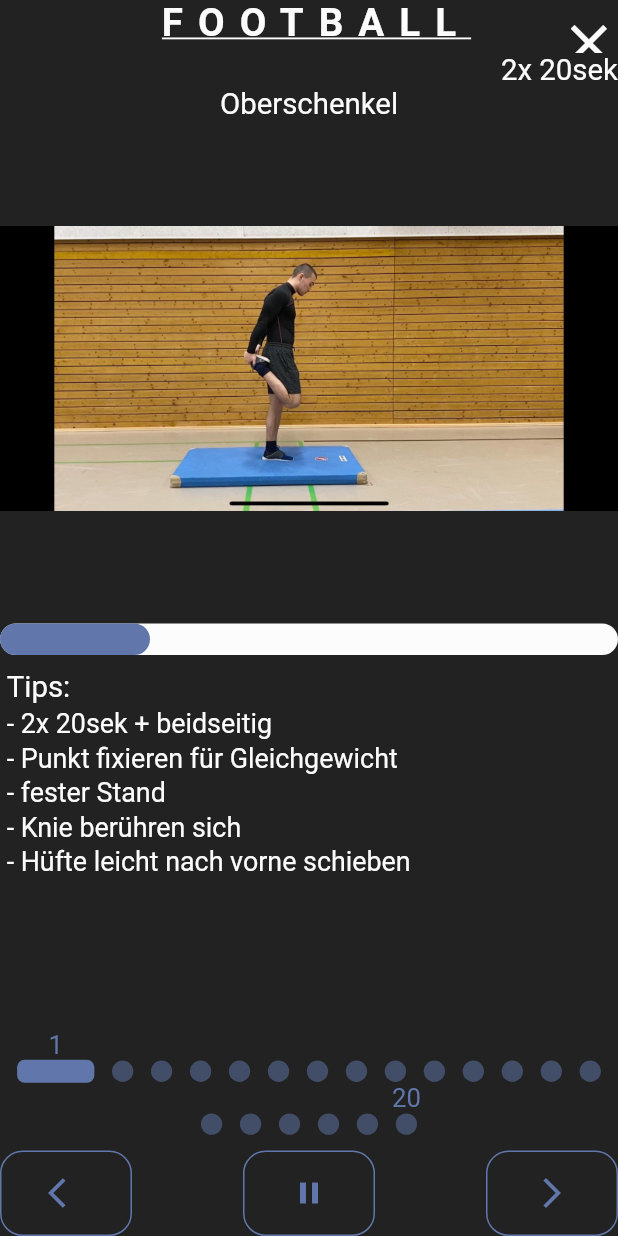
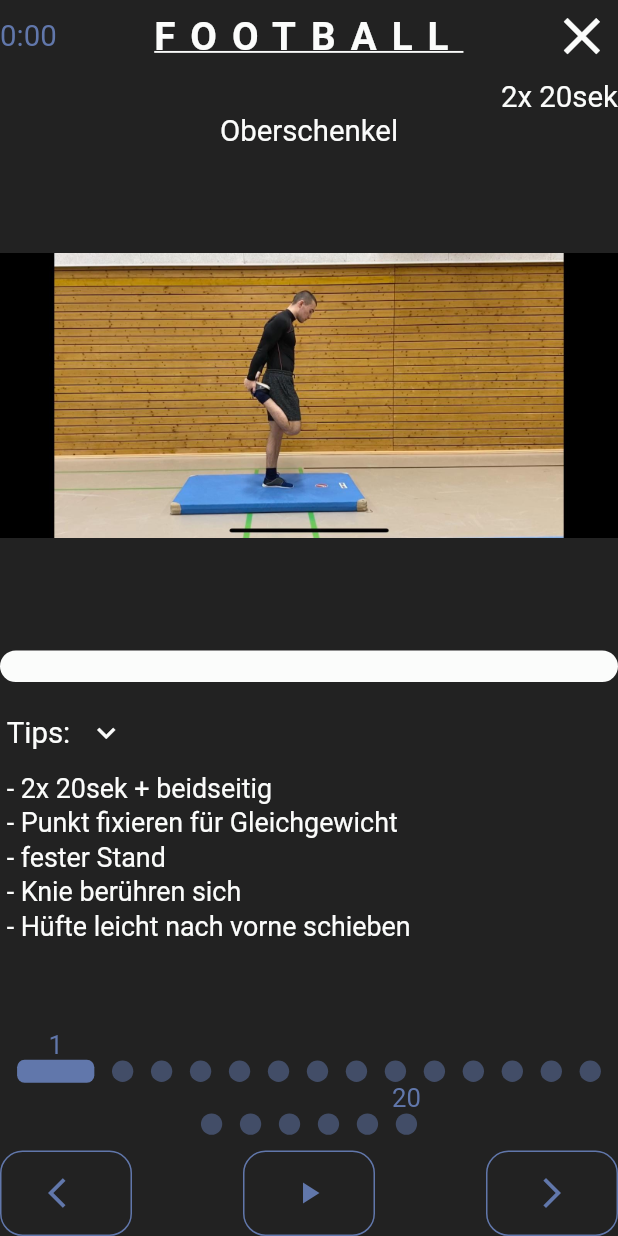
Before and after one commit to gioshara123/warm_up_app, a Flutter app: the screen it shows after launch, after a tap on "Football", on a phone screen of 412 x 824 dp. Run offline on Flutter 3.47's test engine with Material 2 defaults, Android fonts, the phone set to English and light mode, and no system bars; our stand-ins replace device_preview; missing offline and left inert: countdown.

Commit message:
I am almost finish!

```diff
--- /dev/null
+++ b/lib/enums/widget_state.dart
@@ -0,0 +1,4 @@
+enum WidgetState {
+  Default,
+  Changed,
+}
--- a/lib/pages/choose_sports_page.dart
+++ b/lib/pages/choose_sports_page.dart
@@ -1,11 +1,13 @@
 import 'package:flutter/material.dart';
 import 'package:provider/provider.dart';
 import 'package:wvs_warm_up/const.dart';
+import 'package:wvs_warm_up/models/device_information.dart';
 import 'package:wvs_warm_up/models/sport.dart';
 import 'package:wvs_warm_up/page_arguments/warm_up_page_arguments.dart';
 import 'package:wvs_warm_up/pages/warm_up_page.dart';
 import 'package:wvs_warm_up/providers/choose_sports_provider.dart';
 import 'package:wvs_warm_up/services/ui_services.dart';
+import 'package:wvs_warm_up/widgets/responsive_widget.dart';
 import 'package:wvs_warm_up/widgets/rounded_rectangle_text_field.dart';
 import '../const_exercise_information.dart';
 
@@ -36,28 +38,47 @@ class ChooseSportsPage extends StatelessWidget {
                     height: 10.0,
                   ),
                   Expanded(
-                    child: GridView.builder(
-                      itemCount: sports.length,
-                      gridDelegate: SliverGridDelegateWithFixedCrossAxisCount(
+                    child: provider.currentSportsList.isEmpty
+                        ? Center(
+                            child: Text(
+                              'KEIN ERGEBNIS!',
+                              style: TextStyle(
+                                  fontSize: cH1(actualDeviceSize.width),
+                                  color: cWHITE,
+                                  fontWeight: FontWeight.bold),
+                            ),
+                          )
+                        : GridView.builder(
+                            itemCount: provider.currentSportsList.length,
+                            gridDelegate:
+                                SliverGridDelegateWithFixedCrossAxisCount(
                                     crossAxisCount: 2,
                                     childAspectRatio: 2 / 1,
                                     crossAxisSpacing: 10.0,
                                     mainAxisSpacing: 10.0),
                             itemBuilder: (context, index) {
-                        final Sport sport = sports[index];
-                        final Function onSportCardPressed = () =>
-                            Navigator.pushNamed(context, AnimatedWarmUpPageWidget.ID,
-                                arguments: WarmUpPageArguments(sport: sport));
+                              final Sport sport =
+                                  provider.currentSportsList[index];
+                              final Function onSportCardPressed = () async {
+                                provider.resetCurrentSportsList();
+                                provider.textEditingController.clear();
+                                FocusScope.of(context).unfocus();
+                                Navigator.pushNamed(
+                                    context, AnimatedWarmUpPageWidget.ID,
+                                    arguments:
+                                        WarmUpPageArguments(sport: sport));
+                              };
+
                               if (index % 2 == 0) {
                                 return InkWell(
                                     onTap: onSportCardPressed,
-                              child: _sportCardIconTextBuilder(
-                                  sport, _sportNameStyle, actualDeviceSize));
+                                    child: _sportCardIconTextBuilder(sport,
+                                        _sportNameStyle, actualDeviceSize));
                               }
                               return InkWell(
                                   onTap: onSportCardPressed,
-                            child: _sportCardTextIconBuilder(
-                                sport, _sportNameStyle, actualDeviceSize));
+                                  child: _sportCardTextIconBuilder(sport,
+                                      _sportNameStyle, actualDeviceSize));
                             },
                           ),
                   )
@@ -124,7 +145,9 @@ class ChooseSportsPage extends StatelessWidget {
         borderRadius: BorderRadius.circular(9.0),
         color: cWHITE,
       ),
-      child: Row(
+      child: ResponsiveWidget(
+          uiBuilder: (context, DeviceInformation deviceInformation) {
+        return Row(
           children: <Widget>[
             Container(
               margin: const EdgeInsets.all(5.0),
@@ -139,14 +162,20 @@ class ChooseSportsPage extends StatelessWidget {
             SizedBox(
               width: 2.0,
             ),
-          Expanded(
+            Container(
+              width: deviceInformation.localWidgetSize.width / 2,
+              child: FittedBox(
+                fit: BoxFit.fitWidth,
                 child: Text(
                   '${sport.name}',
                   textAlign: TextAlign.center,
                   style: sportNameStyle,
-          )),
+                ),
+              ),
+            ),
           ],
-      ),
+        );
+      }),
     );
   }
 
@@ -157,17 +186,22 @@ class ChooseSportsPage extends StatelessWidget {
         borderRadius: BorderRadius.circular(9.0),
         color: cWHITE,
       ),
-      child: Row(
+      child: ResponsiveWidget(
+          uiBuilder: (context, DeviceInformation deviceInformation) {
+        return Row(
           children: <Widget>[
-          Expanded(
+            SizedBox(
+              width: 2.0,
+            ),
+            Container(
+              width: deviceInformation.localWidgetSize.width / 2,
+              child: FittedBox(
                 child: Text(
                   '${sport.name}',
                   textAlign: TextAlign.center,
                   style: sportNameStyle,
                 ),
               ),
-          SizedBox(
-            width: 2.0,
             ),
             Container(
               margin: const EdgeInsets.all(5.0),
@@ -179,12 +213,9 @@ class ChooseSportsPage extends StatelessWidget {
                 image: AssetImage('${sport.imageLocalPath}'),
               )),
             ),
-//          Padding(
-//            padding: const EdgeInsets.all(8.0),
-//            child: Image.asset('${sport.imageLocalPath}'),
-//          ),
           ],
-      ),
+        );
+      }),
     );
   }
 }
--- a/lib/pages/warm_up_page.dart
+++ b/lib/pages/warm_up_page.dart
@@ -8,6 +8,7 @@ import 'package:wvs_warm_up/models/exercises.dart';
 import 'package:wvs_warm_up/page_arguments/warm_up_page_arguments.dart';
 import 'package:wvs_warm_up/providers/warm_up_provider.dart';
 import 'package:wvs_warm_up/services/ui_services.dart';
+import 'package:wvs_warm_up/tabs/warm_up_tab.dart';
 import 'package:wvs_warm_up/widgets/rounded_icon_button.dart';
 
 class WarmUpPage extends StatelessWidget {
@@ -30,26 +31,46 @@ class WarmUpPage extends StatelessWidget {
         ),
         letterSpacing: 10.0,
         fontWeight: FontWeight.bold,
-      decoration: TextDecoration.underline
+        decoration: TextDecoration.underline);
+
+    final TextStyle timerValueTextStyle = TextStyle(
+      fontSize: cH2(actualDeviceSize.width),
+      color: cSECONDARY_COLOR,
     );
     return ChangeNotifierProvider<WarmUpProvider>(
-      create: (BuildContext context) =>
-          WarmUpProvider(tickerProviderStateMixin: tickerProviderStateMixin, exercises: exercises, context: context),
+      create: (BuildContext context) => WarmUpProvider(
+          tickerProviderStateMixin: tickerProviderStateMixin,
+          exercises: exercises,
+          context: context),
       child: Consumer<WarmUpProvider>(builder: (context, provider, _) {
         return Scaffold(
-          body: Stack(
-            children: <Widget>[
-              Align(
-                alignment: Alignment.topRight,
-                child: IconButton(onPressed: () => Navigator.pop(context), icon: Icon(Icons.close,color: cWHITE, size: actualDeviceSize.width * 1/10,),
-                ),
-              ),
-              Column(
+          body: Column(
             children: <Widget>[
               SafeArea(
+                child: Row(
+                  mainAxisAlignment: MainAxisAlignment.spaceBetween,
+                  children: <Widget>[
+                    Text(
+                      '${provider.timerValue}',
+                      style: timerValueTextStyle,
+                    ),
+                    Align(
+                      alignment: Alignment.center,
                       child: Text(
                         '$sportName'.toUpperCase(),
                         style: primaryTextStyle,
+                      ),
+                    ),
+                    IconButton(
+                      padding: const EdgeInsets.all(0),
+                      onPressed: () => Navigator.pop(context),
+                      icon: Icon(
+                        Icons.close,
+                        color: cWHITE,
+                        size: actualDeviceSize.width * 1 / 10,
+                      ),
+                    ),
+                  ],
                 ),
               ),
               SizedBox(
@@ -123,16 +144,23 @@ class WarmUpPage extends StatelessWidget {
                       Icons.arrow_back_ios,
                       color: cSECONDARY_COLOR,
                     ),
-                        onPressed: () => provider.onNextExerciseChange(),
+                    onPressed: () => provider.onPreviousExerciseChange(),
                   ),
-                     provider.currentWarmUpMode == WarmUpMode.withTime ?
-                      RoundedIconButton(
+                  provider.currentWarmUpMode == WarmUpMode.withTime
+                      ? RoundedIconButton(
                           icon: Icon(
-                          Icons.pause,
+                            provider.timerSubscription == null ||
+                                    provider.timerSubscription.isPaused
+                                ? Icons.play_arrow
+                                : Icons.pause,
                             color: cSECONDARY_COLOR,
                           ),
-                        onPressed: () {},
-                      ) : Container(),
+                          onPressed: provider.timerSubscription == null ||
+                                  provider.timerSubscription.isPaused
+                              ? () => provider.onTimerRun()
+                              : () => provider.onTimerPause(),
+                        )
+                      : Container(),
                   RoundedIconButton(
                     icon: Icon(
                       Icons.arrow_forward_ios,
@@ -142,8 +170,6 @@ class WarmUpPage extends StatelessWidget {
                   ),
                 ],
               )
-                ],
-              ),
             ],
           ),
         );
@@ -178,95 +204,6 @@ class WarmUpPage extends StatelessWidget {
   }
 }
 
-class WarmUpTab extends StatelessWidget {
-  final Exercise exercise;
-  final int exerciseLength;
-  final WarmUpProvider provider;
-
-  const WarmUpTab({Key key, this.exercise, this.exerciseLength, this.provider})
-      : super(key: key);
-  @override
-  Widget build(BuildContext context) {
-    final Size actualDeviceSize = getActualDeviceSize(MediaQuery.of(context));
-    final TextStyle secondaryTextStyle = TextStyle(
-        color: cWHITE,
-        fontSize: cH2(
-          actualDeviceSize.width,
-        ));
-    final TextStyle tertiaryTextStyle = TextStyle(
-        color: cWHITE,
-        fontSize: cPAR(
-          actualDeviceSize.width,
-        ));
-    return Scaffold(
-      body: SingleChildScrollView(
-        child: Container(
-          child: Column(
-            children: <Widget>[
-              Align(
-                  alignment: Alignment.centerRight,
-                  child: Text('${exercise.exerciseRepetition}',
-                      style: secondaryTextStyle)),
-              Text(
-                '${exercise.exerciseName}',
-                style: secondaryTextStyle,
-              ),
-              Container(
-                width: actualDeviceSize.width,
-                height: actualDeviceSize.height * 1 / 2.5,
-                decoration: BoxDecoration(
-                  image: DecorationImage(
-                    image: AssetImage('${exercise.exerciseGif}'),
-                    fit: BoxFit.fitWidth,
-                  ),
-                ),
-              ),
-              SizedBox(
-                height: 5.0,
-              ),
-              Container(
-                alignment: Alignment.centerLeft,
-                width: actualDeviceSize.width,
-                height: actualDeviceSize.height * 1 / 39,
-                decoration: BoxDecoration(
-                    borderRadius: BorderRadius.circular(15.0), color: cWHITE),
-                child: Container(
-                  width: provider.timerBarLevel,
-                  height: actualDeviceSize.height * 1 / 39,
-                  decoration: BoxDecoration(
-                    borderRadius: BorderRadius.circular(15.0),
-                    color: cSECONDARY_COLOR,
-                  ),
-                ),
-              ),
-              SizedBox(
-                height: 10.0,
-              ),
-              Align(
-                alignment: Alignment.centerLeft,
-                child: Text(
-                  ' Tips:',
-                  style: secondaryTextStyle,
-                ),
-              ),
-              for (var exerciseHint in exercise.exerciseHint.split(',')) ...[
-                SizedBox(height: 2.0,),
-                Align(
-                  alignment: Alignment.centerLeft,
-                  child: Text(
-                    ' - $exerciseHint',
-                    style: tertiaryTextStyle,
-                  ),
-                ),
-              ]
-            ],
-          ),
-        ),
-      ),
-    );
-  }
-}
-
 class AnimatedWarmUpPageWidget extends StatefulWidget {
   static const String ID = './AnimatedWarmUpPageWidget';
   @override
--- a/lib/providers/choose_sports_provider.dart
+++ b/lib/providers/choose_sports_provider.dart
@@ -1,8 +1,19 @@
 import 'package:flutter/cupertino.dart';
 import 'package:flutter/foundation.dart';
+import 'package:wvs_warm_up/const_exercise_information.dart';
+import 'package:wvs_warm_up/models/sport.dart';
 
 class ChooseSportsProvider with ChangeNotifier {
   TextEditingController textEditingController;
+
+  List<Sport> _currentSportsList;
+
+  List<Sport> get currentSportsList => _currentSportsList;
+
+  void resetCurrentSportsList() {
+    _currentSportsList = [...sports];
+    notifyListeners();
+  }
 
   ChooseSportsProvider() {
     initChooseSportsPage();
@@ -14,21 +25,31 @@ class ChooseSportsProvider with ChangeNotifier {
 
   void setDefaultValues() {
     textEditingController = TextEditingController(text: '');
-  }
-
-  @override
-  void dispose() {
-    // TODO: implement dispose
-    super.dispose();
-    textEditingController.dispose();
+    _currentSportsList = [...sports];
   }
 
   void textFieldOnChange(String newText) {
+    _currentSportsList.clear();
+
+    for (var sport in sports) {
+      if (sport.name.trim().toLowerCase().contains(newText)) {
+        _currentSportsList.add(sport);
+      } else {
+        _currentSportsList.remove(sport);
+      }
+    }
     notifyListeners();
   }
 
   void onClearButtonPressed() {
     textEditingController.clear();
+    _currentSportsList = [...sports];
     notifyListeners();
   }
+
+  @override
+  void dispose() {
+    super.dispose();
+    textEditingController.dispose();
+  }
 }
--- /dev/null
+++ b/lib/tabs/warm_up_tab.dart
@@ -0,0 +1,121 @@
+import 'package:flutter/material.dart';
+import 'package:wvs_warm_up/enums/warm_up_mode.dart';
+import 'package:wvs_warm_up/enums/widget_state.dart';
+import 'package:wvs_warm_up/models/exercise.dart';
+import 'package:wvs_warm_up/providers/warm_up_provider.dart';
+import 'package:wvs_warm_up/services/ui_services.dart';
+import '../const.dart';
+
+class WarmUpTab extends StatelessWidget {
+  final Exercise exercise;
+  final int exerciseLength;
+  final WarmUpProvider provider;
+
+  const WarmUpTab({Key key, this.exercise, this.exerciseLength, this.provider})
+      : super(key: key);
+  @override
+  Widget build(BuildContext context) {
+    final Size actualDeviceSize = getActualDeviceSize(MediaQuery.of(context));
+    final TextStyle secondaryTextStyle = TextStyle(
+        color: cWHITE,
+        fontSize: cH2(
+          actualDeviceSize.width,
+        ));
+    final TextStyle tertiaryTextStyle = TextStyle(
+        color: cWHITE,
+        fontSize: cPAR(
+          actualDeviceSize.width,
+        ));
+    return Scaffold(
+      body: SingleChildScrollView(
+        child: Container(
+          child: Column(
+            children: <Widget>[
+              Align(
+                  alignment: Alignment.centerRight,
+                  child: Text('${exercise.exerciseRepetition}',
+                      style: secondaryTextStyle)),
+              Text(
+                '${exercise.exerciseName}',
+                style: secondaryTextStyle,
+              ),
+              Container(
+                width: actualDeviceSize.width,
+                height: actualDeviceSize.height * 1 / 2.5,
+                decoration: BoxDecoration(
+                  image: DecorationImage(
+                    image: AssetImage('${exercise.exerciseGif}'),
+                    fit: BoxFit.fitWidth,
+                  ),
+                ),
+              ),
+              SizedBox(
+                height: 5.0,
+              ),
+              provider.currentWarmUpMode == WarmUpMode.withTime
+                  ? Container(
+                      alignment: Alignment.centerLeft,
+                      width: actualDeviceSize.width,
+                      height: actualDeviceSize.height * 1 / 39,
+                      decoration: BoxDecoration(
+                          borderRadius: BorderRadius.circular(15.0),
+                          color: cWHITE),
+                      child: Container(
+                        width: actualDeviceSize.width * provider.timerBarLevel,
+                        height: actualDeviceSize.height * 1 / 39,
+                        decoration: BoxDecoration(
+                          borderRadius: BorderRadius.circular(15.0),
+                          color: cSECONDARY_COLOR,
+                        ),
+                      ),
+                    )
+                  : Container(),
+              SizedBox(
+                height: 10.0,
+              ),
+              Row(
+                children: <Widget>[
+                  Text(
+                    ' Tips:',
+                    style: secondaryTextStyle,
+                  ),
+                  IconButton(
+                    icon: provider.tipsState == WidgetState.Default
+                        ? Icon(
+                            Icons.keyboard_arrow_down,
+                            color: cWHITE,
+                          )
+                        : Icon(
+                            Icons.keyboard_arrow_up,
+                            color: cWHITE,
+                          ),
+                    onPressed: () => provider.onTipsStateChanged(),
+                  ),
+                ],
+              ),
+              provider.tipsState == WidgetState.Default
+                  ? Column(
+                      children: <Widget>[
+                        for (var exerciseHint
+                            in exercise.exerciseHint.split(',')) ...[
+                          SizedBox(
+                            height: 2.0,
+                          ),
+                          Align(
+                            alignment: Alignment.centerLeft,
+                            child: Text(
+                              ' - $exerciseHint',
+                              style: tertiaryTextStyle,
+                            ),
+                          ),
+                        ]
+                      ],
+                    )
+                  : Container(),
+            ],
+          ),
+        ),
+      ),
+    );
+  }
+}
--- a/pubspec.yaml
+++ b/pubspec.yaml
@@ -30,6 +30,7 @@ dependencies:
   cupertino_icons: ^0.1.3
   device_preview: ^0.4.8
   provider: ^4.3.2+1
+  countdown: ^0.1.0
 
 dev_dependencies:
   flutter_test:
```
Also changed, not shown: lib/providers/warm_up_provider.dart (+101 -10 lines), pubspec.lock. Lines whose indentation alone changed are shown as unchanged.
